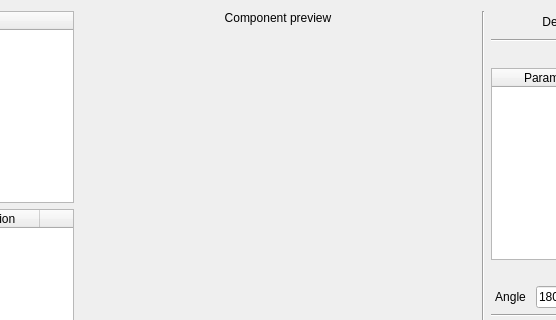
Old version of the form UI/addproj.ui in the repository bakeryproducts/ConstructorM4; both pictures show x 192 to 748 and y 0 to 320 of the 950 by 600 pixel window.
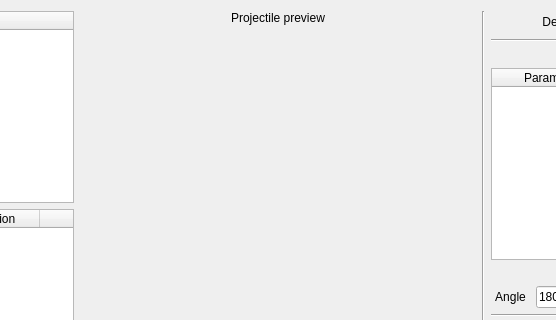
New version of the form. Icons and pictures are not drawn.

What changed in the file:
```diff
--- a/UI/addproj.ui
+++ b/UI/addproj.ui
@@ -170,7 +170,7 @@
         </sizepolicy>
        </property>
        <property name="text">
-        <string>Component preview</string>
+        <string>Projectile preview</string>
        </property>
        <property name="alignment">
         <set>Qt::AlignCenter</set>
```
